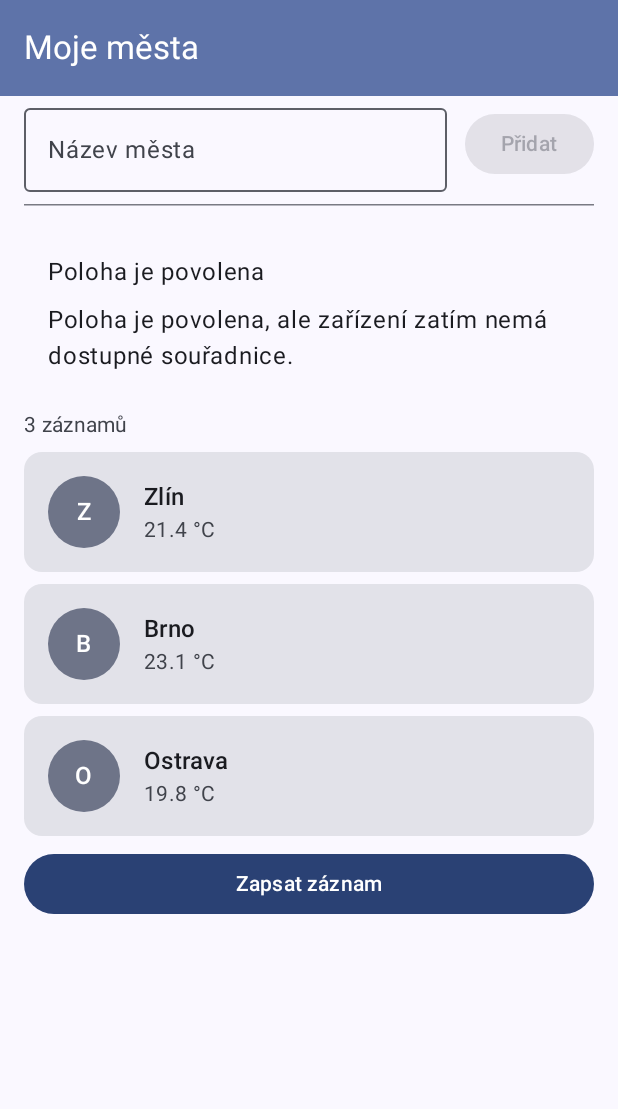
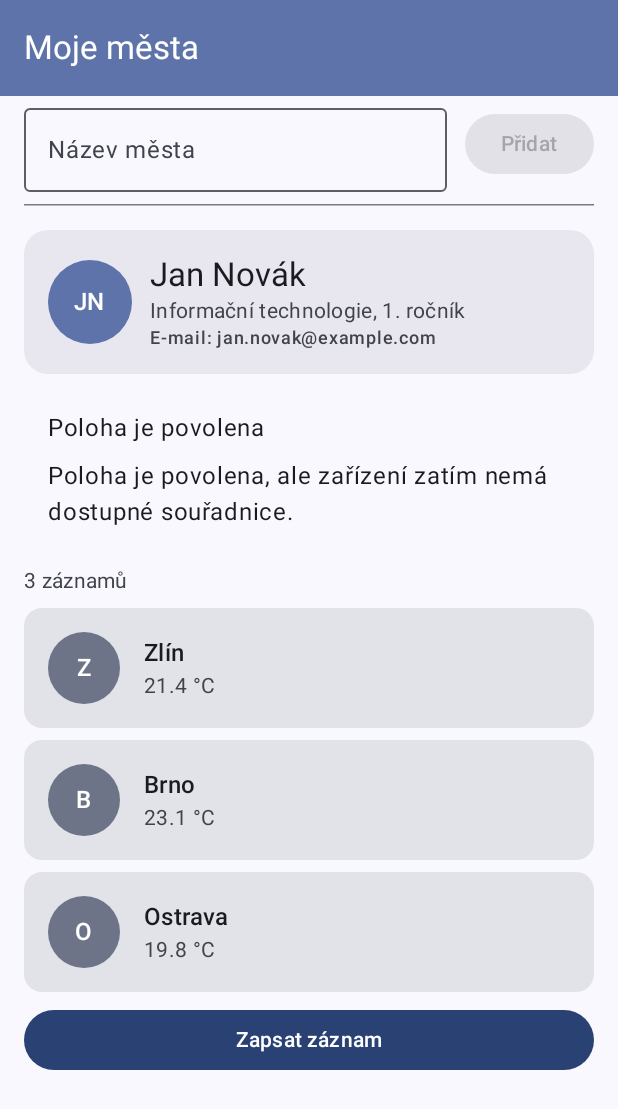
Before and after one commit to Martas666/meteodenik, an Android app built with Jetpack Compose: the screen it shows after launch (MainActivity), on a phone screen of 412 x 824 dp. Shown: the top 1109 px of the screen. Run offline under Robolectric (Android 15) with nearby library versions, the phone set to English and light mode, and no system bars.

Commit message:
Cviceni 7.1: vizitkova karta

```diff
--- a/app/src/main/java/cz/utb/meteodenik/ui/MetaScreen.kt
+++ b/app/src/main/java/cz/utb/meteodenik/ui/MetaScreen.kt
@@ -50,14 +50,13 @@ import cz.utb.meteodenik.ZaznamUlozenReceiver
 import cz.utb.meteodenik.model.Mesto
 import cz.utb.meteodenik.ui.theme.MeteoDenikTheme
 
-// Původní města z lekce 05 zůstávají zachovaná.
 internal val ukazkovaMesta = listOf(
     Mesto(id = 1, nazev = "Zlín", teplotaC = 21.4),
     Mesto(id = 2, nazev = "Brno", teplotaC = 23.1),
     Mesto(id = 3, nazev = "Ostrava", teplotaC = 19.8)
 )
 
-// Blok C – karta jednoho města.
+// Karta jednoho města z praktického průchodu.
 @Composable
 fun MestoKarta(
     mesto: Mesto,
@@ -127,7 +126,7 @@ fun MestoKarta(
     }
 }
 
-// Blok D – bezstavový řádek pro přidání města.
+// Bezstavový formulář pro přidání města.
 @Composable
 fun PridatMestoRadek(
     nazev: String,
@@ -166,7 +165,7 @@ fun PridatMestoRadek(
     }
 }
 
-// Blok E – posuvný seznam s unikátními klíči.
+// Posuvný seznam karet.
 @Composable
 fun MestaSeznam(
     mesta: List<Mesto>,
@@ -180,12 +179,21 @@ fun MestaSeznam(
         contentPadding = PaddingValues(vertical = 8.dp),
         verticalArrangement = Arrangement.spacedBy(8.dp)
     ) {
-        // Funkcionalita z lekce 06.
+        // NOVÉ: cvičení 7.1 – vizitková karta.
+        item(key = "vizitka") {
+            VizitkaKarta(
+                jmeno = stringResource(R.string.vizitka_jmeno),
+                obor = stringResource(R.string.vizitka_obor),
+                email = stringResource(R.string.vizitka_email)
+            )
+        }
+
+        // Poloha z lekce 06.
         item(key = "poloha") {
             polohaObsah()
         }
 
-        // Lokalizovaný počet z lekce 06.
+        // Počet měst z lekce 06.
         item(key = "pocet") {
             Text(
                 text = pluralStringResource(
@@ -221,7 +229,7 @@ fun MestaSeznam(
             )
         }
 
-        // Tlačítko pro BroadcastReceiver z lekce 05.
+        // BroadcastReceiver z lekce 05.
         item(key = "broadcast") {
             Button(
                 onClick = onZapsatZaznam,
@@ -236,7 +244,7 @@ fun MestaSeznam(
     }
 }
 
-// Blok F – bezstavový obsah obrazovky.
+// Obsah hlavní obrazovky bez vlastního stavu.
 @OptIn(ExperimentalMaterial3Api::class)
 @Composable
 fun MestaObsah(
@@ -294,7 +302,7 @@ fun MestaObsah(
     }
 }
 
-// Jediné místo v tomto souboru, které drží stav.
+// Jediné místo v souboru, které uchovává stav obrazovky.
 @Composable
 fun MestaObrazovka(modifier: Modifier = Modifier) {
 
@@ -333,7 +341,7 @@ fun MestaObrazovka(modifier: Modifier = Modifier) {
             }
         },
 
-        // Explicitní Intent z lekce 05.
+        // Explicitní Intent pro otevření detailu.
         onOtevritMesto = { mesto ->
             val intent = Intent(
                 context,
@@ -352,7 +360,7 @@ fun MestaObrazovka(modifier: Modifier = Modifier) {
             context.startActivity(intent)
         },
 
-        // BroadcastReceiver z lekce 05.
+        // Broadcast pro oznámení o záznamu.
         onZapsatZaznam = {
             val prvniMesto = mesta.firstOrNull()
 
@@ -373,14 +381,13 @@ fun MestaObrazovka(modifier: Modifier = Modifier) {
 
         modifier = modifier,
 
-        // Oprávnění a zobrazení polohy z lekce 06.
+        // Zcela zachovaná PolohaKarta z lekce 06.
         polohaObsah = {
             PolohaKarta(onPolohaPovolena = {})
         }
     )
 }
 
-// Náhled karty.
 @Preview(name = "Karta – světlá", showBackground = true)
 @Preview(
     name = "Karta – tmavá",
@@ -398,7 +405,6 @@ private fun MestoKartaPreview() {
     }
 }
 
-// Náhled města bez teploty.
 @Preview(name = "Neznámá teplota", showBackground = true)
 @Composable
 private fun MestoBezTeplotyPreview() {
@@ -415,7 +421,6 @@ private fun MestoBezTeplotyPreview() {
     }
 }
 
-// Náhled celé obrazovky.
 @Preview(name = "Obrazovka – světlá", showBackground = true)
 @Preview(
     name = "Obrazovka – tmavá",
@@ -436,7 +441,6 @@ private fun MestaObsahPreview() {
     }
 }
 
-// Náhled prázdného seznamu.
 @Preview(name = "Prázdný seznam", showBackground = true)
 @Composable
 private fun MestaObsahPrazdnaPreview() {
--- /dev/null
+++ b/app/src/main/java/cz/utb/meteodenik/ui/VizitkaKarta.kt
@@ -0,0 +1,138 @@
+package cz.utb.meteodenik.ui
+
+import android.content.res.Configuration
+import androidx.compose.foundation.background
+import androidx.compose.foundation.layout.Column
+import androidx.compose.foundation.layout.Row
+import androidx.compose.foundation.layout.Spacer
+import androidx.compose.foundation.layout.Box
+import androidx.compose.foundation.layout.fillMaxWidth
+import androidx.compose.foundation.layout.padding
+import androidx.compose.foundation.layout.size
+import androidx.compose.foundation.layout.width
+import androidx.compose.foundation.shape.CircleShape
+import androidx.compose.material3.Card
+import androidx.compose.material3.CardDefaults
+import androidx.compose.material3.MaterialTheme
+import androidx.compose.material3.Text
+import androidx.compose.runtime.Composable
+import androidx.compose.ui.Alignment
+import androidx.compose.ui.Modifier
+import androidx.compose.ui.draw.clip
+import androidx.compose.ui.res.stringResource
+import androidx.compose.ui.semantics.clearAndSetSemantics
+import androidx.compose.ui.semantics.contentDescription
+import androidx.compose.ui.text.style.TextOverflow
+import androidx.compose.ui.tooling.preview.Preview
+import androidx.compose.ui.unit.dp
+import cz.utb.meteodenik.R
+import cz.utb.meteodenik.ui.theme.MeteoDenikTheme
+
+@Composable
+fun VizitkaKarta(
+    jmeno: String,
+    obor: String,
+    email: String,
+    modifier: Modifier = Modifier
+) {
+    val popisAvatara = stringResource(
+        R.string.vizitka_avatar_popis,
+        jmeno
+    )
+
+    Card(
+        modifier = modifier.fillMaxWidth(),
+        colors = CardDefaults.cardColors(
+            containerColor = MaterialTheme.colorScheme.surfaceContainerHigh
+        ),
+        shape = MaterialTheme.shapes.large
+    ) {
+        Row(
+            modifier = Modifier.padding(16.dp),
+            verticalAlignment = Alignment.CenterVertically
+        ) {
+            Box(
+                modifier = Modifier
+                    .size(56.dp)
+                    .clip(CircleShape)
+                    .background(
+                        MaterialTheme.colorScheme.primaryContainer
+                    )
+                    .clearAndSetSemantics {
+                        contentDescription = popisAvatara
+                    },
+                contentAlignment = Alignment.Center
+            ) {
+                Text(
+                    text = jmeno
+                        .split(" ")
+                        .filter { it.isNotBlank() }
+                        .take(2)
+                        .mapNotNull { it.firstOrNull() }
+                        .joinToString("")
+                        .uppercase(),
+                    color = MaterialTheme.colorScheme.onPrimaryContainer,
+                    style = MaterialTheme.typography.titleMedium
+                )
+            }
+
+            Spacer(modifier = Modifier.width(12.dp))
+
+            Column(
+                modifier = Modifier.weight(1f)
+            ) {
+                Text(
+                    text = jmeno,
+                    style = MaterialTheme.typography.titleLarge,
+                    maxLines = 2,
+                    overflow = TextOverflow.Ellipsis
+                )
+
+                Text(
+                    text = obor,
+                    style = MaterialTheme.typography.bodyMedium,
+                    color = MaterialTheme.colorScheme.onSurfaceVariant,
+                    maxLines = 3,
+                    overflow = TextOverflow.Ellipsis
+                )
+
+                Text(
+                    text = stringResource(
+                        R.string.vizitka_email_popis,
+                        email
+                    ),
+                    style = MaterialTheme.typography.labelMedium,
+                    color = MaterialTheme.colorScheme.onSurfaceVariant,
+                    maxLines = 2,
+                    overflow = TextOverflow.Ellipsis
+                )
+            }
+        }
+    }
+}
+
+@Preview(
+    name = "Vizitka – světlý režim",
+    showBackground = true
+)
+@Preview(
+    name = "Vizitka – tmavý režim",
+    showBackground = true,
+    uiMode = Configuration.UI_MODE_NIGHT_YES
+)
+@Preview(
+    name = "Vizitka – zvětšené písmo",
+    showBackground = true,
+    fontScale = 1.5f
+)
+@Composable
+private fun VizitkaKartaPreview() {
+    MeteoDenikTheme {
+        VizitkaKarta(
+            jmeno = "Jan Novák",
+            obor = "Informační technologie, 1. ročník",
+            email = "jan.novak@example.com",
+            modifier = Modifier.padding(16.dp)
+        )
+    }
+}
--- a/app/src/main/res/values/strings.xml
+++ b/app/src/main/res/values/strings.xml
@@ -45,5 +45,13 @@
     <!-- Sdílení města bez známé teploty -->
     <string name="sdileny_text_bez_teploty">%1$s: teplotu zatím neznáme — zapsáno v MeteoDeníku</string>
 
+    <!-- Cvičení 7.1 – vizitková karta -->
+    <string name="vizitka_jmeno" translatable="false">Jan Novák</string>
+    <string name="vizitka_obor">Informační technologie, 1. ročník</string>
+    <string name="vizitka_email" translatable="false">jan.novak@example.com</string>
+    <string name="vizitka_email_popis">E-mail: %1$s</string>
+    <string name="vizitka_avatar_popis">Avatar osoby %1$s</string>
+
+
 
 </resources>
```
Also changed, not shown: 1 other file.
